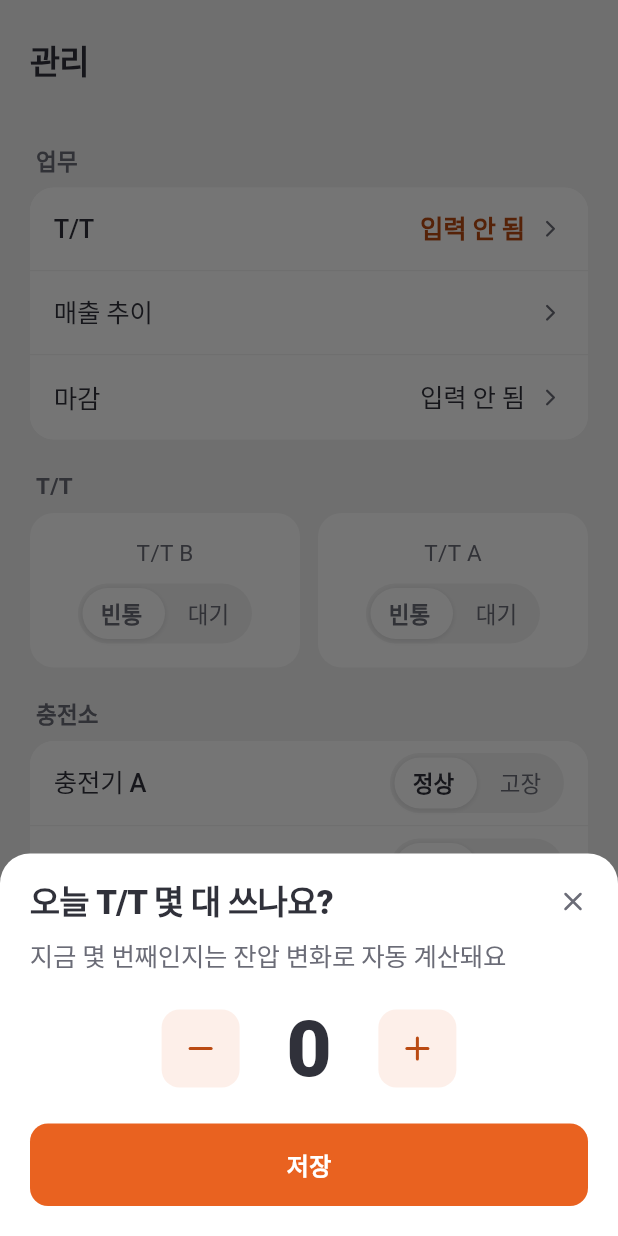
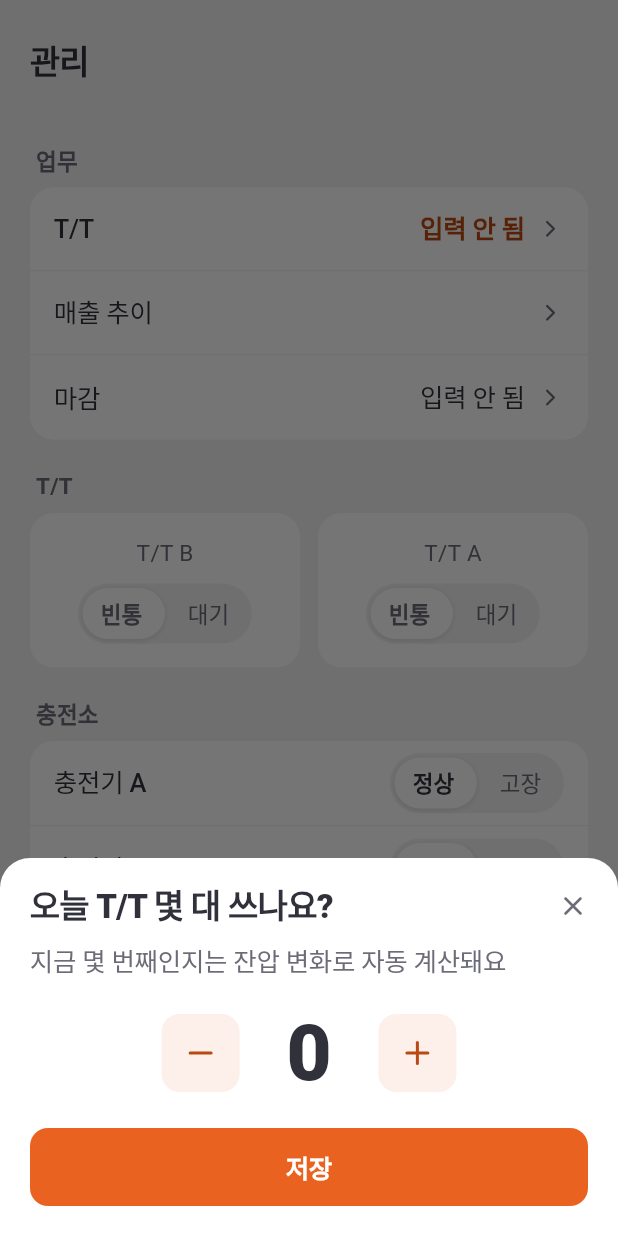
Before and after one commit to geurime/snh2, a Flutter app: the AdminScreen screen opened directly, after a tap on "T/T", on a phone screen of 412 x 824 dp. Run offline on Flutter 3.47's test engine with Material 3 defaults, Android fonts, the phone set to English and light mode, and no system bars; our stand-ins replace dio, firebase_core, firebase_messaging, fl_chart, flutter_local_notifications, flutter_secure_storage and 3 more; accounts and stored records are empty; network calls fail; Roboto replaces fonts that are missing (Pretendard).

Commit message:
fix: T/T 시트 저장 버튼이 다른 시트와 다르게 생긴 것
리디자인에서 빠져서 옛 토큰이 남아 있었다. 색이 폐기한 별칭이었고
글씨 크기가 스케일 밖이었고 눌러도 반응이 없었다.

공지·매출 시트의 저장 버튼과 같은 형태로 맞춘다.

```diff
--- a/lib/screens/admin/modals/tt_today_modal.dart
+++ b/lib/screens/admin/modals/tt_today_modal.dart
@@ -26,7 +26,7 @@ class TTTodayModal extends StatefulWidget {
       context: context,
       backgroundColor: AppColors.card,
       shape: const RoundedRectangleBorder(
-        borderRadius: BorderRadius.vertical(top: Radius.circular(20)),
+        borderRadius: BorderRadius.vertical(top: Radius.circular(AppRadius.card)),
       ),
       builder: (context) => TTTodayModal(
         initialCount: initialCount,
@@ -69,7 +69,7 @@ class _TTTodayModalState extends State<TTTodayModal> {
   Widget build(BuildContext context) {
     return SafeArea(
       child: Padding(
-        padding: const EdgeInsets.fromLTRB(20, 8, 20, 20),
+        padding: const EdgeInsets.fromLTRB(AppSpace.xl, AppSpace.sm, AppSpace.xl, AppSpace.xl),
         child: Column(
           mainAxisSize: MainAxisSize.min,
           crossAxisAlignment: CrossAxisAlignment.stretch,
@@ -130,24 +130,22 @@ class _TTTodayModalState extends State<TTTodayModal> {
                 ),
               ],
             ),
-            const SizedBox(height: 24),
-            GestureDetector(
+            const SizedBox(height: AppSpace.xxl),
+            Pressable(
               onTap: _save,
               child: Container(
                 width: double.infinity,
-                padding: const EdgeInsets.symmetric(vertical: 16),
+                constraints: const BoxConstraints(minHeight: 52),
+                alignment: Alignment.center,
                 decoration: BoxDecoration(
-                  color: AppColors.primary,
-                  borderRadius: BorderRadius.circular(12),
+                  color: AppColors.orange,
+                  borderRadius: BorderRadius.circular(AppRadius.chip),
                 ),
-                child: const Center(
-                  child: Text(
-                    '저장',
-                    style: TextStyle(
-                      fontSize: 16,
-                      fontWeight: FontWeight.w600,
-                      color: Colors.white,
-                    ),
+                child: Text(
+                  '저장',
+                  style: AppText.body.copyWith(
+                    fontWeight: FontWeight.w700,
+                    color: AppColors.card,
                   ),
                 ),
               ),
```
